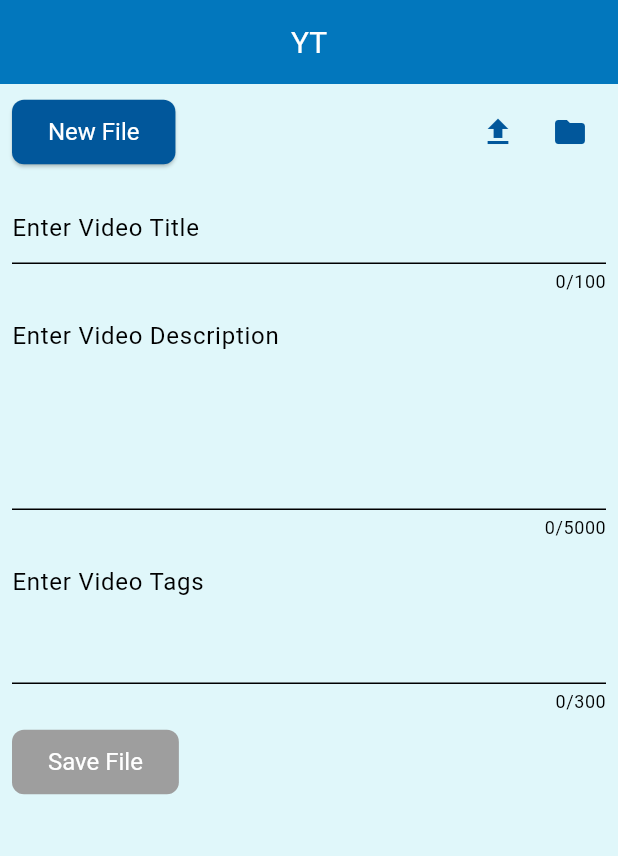
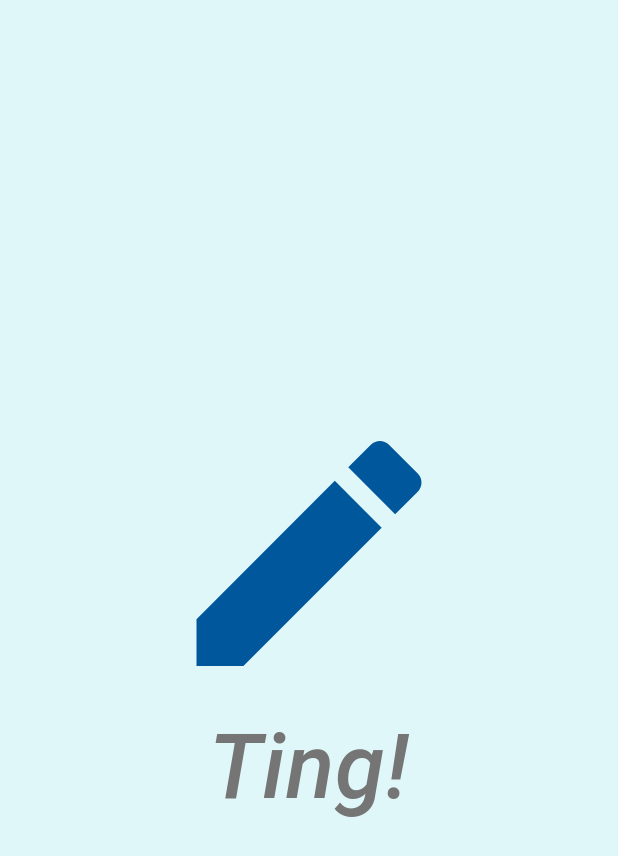
Before and after one commit to Shubhankt1/video_app, a Flutter app: the first screen one second after launch, on a phone screen of 412 x 824 dp. Shown: the top 856 px of the screen. Run offline on Flutter 3.47's test engine with Material 3 defaults, Android fonts, the phone set to English and light mode, and no system bars; our stand-ins replace file_picker; missing offline and left inert: window_manager.

Commit message:
splash screen and window defaults

```diff
--- a/lib/screens/home_screen.dart
+++ b/lib/screens/home_screen.dart
@@ -1,7 +1,6 @@
 import 'package:flutter/material.dart';
 
 import '../services/file_service.dart';
-import '../utils/snackbar_utils.dart';
 import '../widgets/custom_textField.dart';
 
 class HomeScreen extends StatefulWidget {
--- /dev/null
+++ b/lib/screens/splash_screen.dart
@@ -0,0 +1,48 @@
+import 'package:flutter/material.dart';
+import 'package:video_app/screens/home_screen.dart';
+
+class SplashScreen extends StatefulWidget {
+  const SplashScreen({super.key});
+
+  @override
+  State<SplashScreen> createState() => _SplashScreenState();
+}
+
+class _SplashScreenState extends State<SplashScreen> {
+  @override
+  void initState() {
+    super.initState();
+
+    Future.delayed(const Duration(seconds: 1), () {
+      Navigator.of(context).pushReplacement(
+        MaterialPageRoute(builder: (_) => const HomeScreen()),
+      );
+    });
+  }
+
+  @override
+  Widget build(BuildContext context) {
+    return const Scaffold(
+      body: SizedBox(
+        width: double.infinity,
+        child: Column(
+          mainAxisAlignment: MainAxisAlignment.center,
+          children: [
+            Icon(
+              Icons.edit,
+              size: 200,
+            ),
+            Text(
+              "Ting!",
+              style: TextStyle(
+                fontSize: 60,
+                fontStyle: FontStyle.italic,
+                fontWeight: FontWeight.w500,
+              ),
+            ),
+          ],
+        ),
+      ),
+    );
+  }
+}
--- a/lib/utils/snackbar_utils.dart
+++ b/lib/utils/snackbar_utils.dart
@@ -11,7 +11,10 @@ class SnackBarUtils {
           children: [
             Icon(icon),
             const SizedBox(width: 8),
-            Text(message),
+            Wrap(
+              children: [Text(message)],
+              direction: Axis.vertical,
+            ),
           ],
         ),
       ),
--- a/pubspec.yaml
+++ b/pubspec.yaml
@@ -37,6 +37,7 @@ dependencies:
   cupertino_icons: ^1.0.6
   intl: ^0.19.0
   file_picker: ^8.0.5
+  window_manager: ^0.3.9
 
 dev_dependencies:
   flutter_test:
```
Also changed, not shown: lib/main.dart (+19 -3 lines), pubspec.lock, 5 other files.
